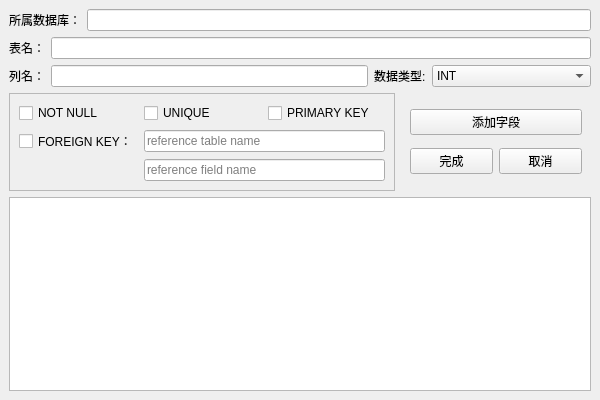
First picture: the form in gui/ColaSqlGui/ui/createtable.ui, repository YXHXianYu/2023-BJTU-DBMS-Project, before the edit.
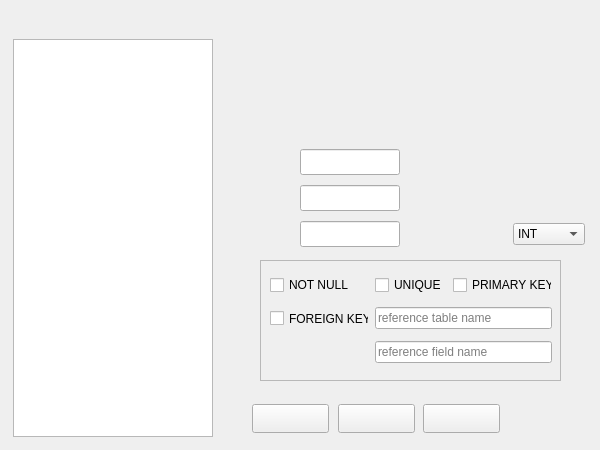
Second picture: the form after the edit. Icons and pictures are not drawn.

```diff
--- a/gui/ColaSqlGui/ui/createtable.ui
+++ b/gui/ColaSqlGui/ui/createtable.ui
@@ -7,31 +7,47 @@
     <x>0</x>
     <y>0</y>
     <width>600</width>
-    <height>400</height>
+    <height>450</height>
    </rect>
   </property>
   <property name="minimumSize">
    <size>
     <width>600</width>
-    <height>400</height>
+    <height>450</height>
    </size>
   </property>
   <property name="maximumSize">
    <size>
     <width>600</width>
-    <height>400</height>
+    <height>450</height>
    </size>
   </property>
   <property name="windowTitle">
    <string>MainWindow</string>
   </property>
   <widget class="QWidget" name="centralwidget">
-   <layout class="QGridLayout" name="gridLayout_6">
-    <item row="9" column="0" colspan="3">
-     <widget class="QTableView" name="tableView"/>
-    </item>
-    <item row="6" column="0" colspan="2">
+   <property name="styleSheet">
+    <string notr="true">#centralwidget{border-image: url(:/images/add_table/add-bg.png)}</string>
+   </property>
+   <widget class="QTableView" name="tableView">
+    <property name="geometry">
+     <rect>
+      <x>13</x>
+      <y>39</y>
+      <width>200</width>
+      <height>398</height>
+     </rect>
+    </property>
+   </widget>
      <widget class="QFrame" name="frame">
+    <property name="geometry">
+     <rect>
+      <x>260</x>
+      <y>260</y>
+      <width>301</width>
+      <height>121</height>
+     </rect>
+    </property>
       <property name="frameShape">
        <enum>QFrame::StyledPanel</enum>
       </property>
@@ -39,13 +55,6 @@
        <enum>QFrame::Raised</enum>
       </property>
       <layout class="QGridLayout" name="gridLayout">
-       <item row="1" column="0">
-        <widget class="QCheckBox" name="foreign_check">
-         <property name="text">
-          <string>FOREIGN KEY：</string>
-         </property>
-        </widget>
-       </item>
        <item row="0" column="0">
         <widget class="QCheckBox" name="notnull_check">
          <property name="text">
@@ -53,13 +62,6 @@
          </property>
         </widget>
        </item>
-       <item row="0" column="1">
-        <widget class="QCheckBox" name="unique_check">
-         <property name="text">
-          <string>UNIQUE</string>
-         </property>
-        </widget>
-       </item>
        <item row="0" column="2">
         <widget class="QCheckBox" name="pk_check">
          <property name="text">
@@ -67,10 +69,10 @@
          </property>
         </widget>
        </item>
-       <item row="1" column="1" colspan="2">
-        <widget class="QLineEdit" name="foreign_table">
-         <property name="placeholderText">
-          <string>reference table name</string>
+     <item row="0" column="1">
+      <widget class="QCheckBox" name="unique_check">
+       <property name="text">
+        <string>UNIQUE</string>
          </property>
         </widget>
        </item>
@@ -81,126 +83,115 @@
          </property>
         </widget>
        </item>
-      </layout>
-     </widget>
-    </item>
-    <item row="6" column="2">
-     <widget class="QFrame" name="frame_3">
-      <layout class="QGridLayout" name="gridLayout_4">
-       <item row="1" column="1">
-        <widget class="QPushButton" name="cancel_table">
-         <property name="text">
-          <string>取消</string>
-         </property>
-        </widget>
-       </item>
        <item row="1" column="0">
-        <widget class="QPushButton" name="finished_table">
+      <widget class="QCheckBox" name="foreign_check">
          <property name="text">
-          <string>完成</string>
+        <string>FOREIGN KEY：</string>
          </property>
         </widget>
        </item>
-       <item row="0" column="0" colspan="2">
+     <item row="1" column="1" colspan="2">
+      <widget class="QLineEdit" name="foreign_table">
+       <property name="placeholderText">
+        <string>reference table name</string>
+       </property>
+      </widget>
+     </item>
+    </layout>
+   </widget>
+   <widget class="QLineEdit" name="dbName_lineEdit">
+    <property name="geometry">
+     <rect>
+      <x>300</x>
+      <y>149</y>
+      <width>100</width>
+      <height>26</height>
+     </rect>
+    </property>
+   </widget>
+   <widget class="QLineEdit" name="tableName_lineEdit">
+    <property name="geometry">
+     <rect>
+      <x>300</x>
+      <y>185</y>
+      <width>100</width>
+      <height>26</height>
+     </rect>
+    </property>
+   </widget>
         <widget class="QPushButton" name="add_col">
-         <property name="text">
-          <string>添加字段</string>
-         </property>
-        </widget>
-       </item>
-      </layout>
-     </widget>
-    </item>
-    <item row="1" column="0" colspan="3">
-     <widget class="QFrame" name="frame">
-      <layout class="QGridLayout" name="gridLayout_2">
-       <property name="leftMargin">
-        <number>0</number>
-       </property>
-       <property name="topMargin">
-        <number>0</number>
-       </property>
-       <property name="rightMargin">
-        <number>0</number>
-       </property>
-       <property name="bottomMargin">
-        <number>0</number>
-       </property>
-       <item row="1" column="1">
-        <widget class="QLineEdit" name="dbName_lineEdit"/>
-       </item>
-       <item row="1" column="0">
-        <widget class="QLabel" name="label_5">
+    <property name="geometry">
+     <rect>
+      <x>252</x>
+      <y>404</y>
+      <width>77</width>
+      <height>29</height>
+     </rect>
+    </property>
+    <property name="styleSheet">
+     <string notr="true">QPushButton#add_col{border-image: url(:/images/add_table/tj-1.png)}
+QPushButton::pressed#add_col{border-image: url(:/images/add_table/tj-2.png)}
+</string>
+    </property>
          <property name="text">
-          <string>所属数据库：</string>
-         </property>
-        </widget>
-       </item>
-      </layout>
-     </widget>
-    </item>
-    <item row="2" column="0" colspan="3">
-     <widget class="QFrame" name="frame_2">
-      <layout class="QGridLayout" name="gridLayout_3">
-       <property name="leftMargin">
-        <number>0</number>
-       </property>
-       <property name="topMargin">
-        <number>0</number>
-       </property>
-       <property name="rightMargin">
-        <number>0</number>
-       </property>
-       <property name="bottomMargin">
-        <number>0</number>
-       </property>
-       <item row="0" column="0">
-        <widget class="QLabel" name="label">
+     <string/>
+    </property>
+   </widget>
+   <widget class="QPushButton" name="finished_table">
+    <property name="geometry">
+     <rect>
+      <x>338</x>
+      <y>404</y>
+      <width>77</width>
+      <height>29</height>
+     </rect>
+    </property>
+    <property name="styleSheet">
+     <string notr="true">QPushButton#finished_table{border-image: url(:/images/add_table/comp-1.png)}
+QPushButton::pressed#finished_table{border-image: url(:/images/add_table/comp-2.png)}
+</string>
+    </property>
          <property name="text">
-          <string>表名：</string>
-         </property>
-        </widget>
-       </item>
-       <item row="0" column="1">
-        <widget class="QLineEdit" name="tableName_lineEdit"/>
-       </item>
-      </layout>
-     </widget>
-    </item>
-    <item row="3" column="0" rowspan="2" colspan="3">
-     <widget class="QFrame" name="frame_4">
-      <layout class="QGridLayout" name="gridLayout_5" columnstretch="0,2,0,1">
-       <property name="leftMargin">
-        <number>0</number>
-       </property>
-       <property name="topMargin">
-        <number>0</number>
-       </property>
-       <property name="rightMargin">
-        <number>0</number>
-       </property>
-       <property name="bottomMargin">
-        <number>0</number>
-       </property>
-       <item row="0" column="0">
-        <widget class="QLabel" name="label_2">
+     <string/>
+    </property>
+   </widget>
+   <widget class="QPushButton" name="cancel_table">
+    <property name="geometry">
+     <rect>
+      <x>423</x>
+      <y>404</y>
+      <width>77</width>
+      <height>29</height>
+     </rect>
+    </property>
+    <property name="styleSheet">
+     <string notr="true">QPushButton#cancel_table{border-image: url(:/images/add_table/cancel-1.png)}
+QPushButton::pressed#cancel_table{border-image: url(:/images/add_table/cancel-2.png)}
+</string>
+    </property>
          <property name="text">
-          <string>列名：</string>
-         </property>
-        </widget>
-       </item>
-       <item row="0" column="1">
-        <widget class="QLineEdit" name="col_name"/>
-       </item>
-       <item row="0" column="2">
-        <widget class="QLabel" name="label_3">
-         <property name="text">
-          <string>数据类型:</string>
-         </property>
-        </widget>
-       </item>
-       <item row="0" column="3">
+     <string/>
+    </property>
+   </widget>
+   <widget class="QLineEdit" name="col_name">
+    <property name="geometry">
+     <rect>
+      <x>300</x>
+      <y>221</y>
+      <width>100</width>
+      <height>26</height>
+     </rect>
+    </property>
+   </widget>
         <widget class="QComboBox" name="comboBox">
+    <property name="geometry">
+     <rect>
+      <x>513</x>
+      <y>223</y>
+      <width>72</width>
+      <height>22</height>
+     </rect>
+    </property>
          <item>
           <property name="text">
            <string>INT</string>
@@ -217,11 +208,6 @@
           </property>
          </item>
         </widget>
-       </item>
-      </layout>
-     </widget>
-    </item>
-   </layout>
   </widget>
  </widget>
  <resources/>
```
Lines whose indentation alone changed are shown as unchanged.
